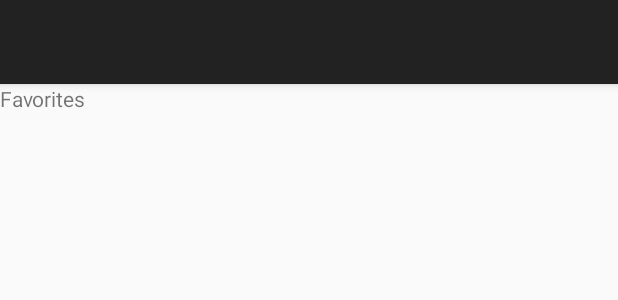
After one commit to alexandre7777/develop-our-potential, an Android app: the layout activity_favorites.xml on its own in the app's theme, with its tools: preview values and no code run, on a phone screen of 412 x 824 dp. The commit adds this screen. Shown: the top 300 px of the screen. Run offline under Robolectric (Android 15) with nearby library versions, the phone set to English and light mode, and no system bars.

Commit message:
providing navigation for the drawer

```diff
--- a/app/src/main/AndroidManifest.xml
+++ b/app/src/main/AndroidManifest.xml
@@ -26,6 +26,10 @@
         </intent-filter>
     </activity>
         <activity android:name=".ui.dashboarddetail.DashboardDetailActivity" />
+        <activity android:name=".ui.instruction.InstructionActivity" />
+        <activity android:name=".ui.yourdairy.YourDairyActivity" />
+        <activity android:name=".ui.licence.LicenceActivity" />
+        <activity android:name=".ui.favorites.FavoritesActivity" />
     </application>
 
 </manifest>
--- a/app/src/main/java/com/alexandre/potentialgrowth/ui/dashboarddetail/DashboardDetailActivity.kt
+++ b/app/src/main/java/com/alexandre/potentialgrowth/ui/dashboarddetail/DashboardDetailActivity.kt
@@ -50,7 +50,7 @@ class DashboardDetailActivity : AppCompatActivity() {
         })
 
 
-        val title = intent.getStringExtra(DashBoardFragment().INTENT_DETAIL_EXTRA_TEXT)
+        val title: String? = intent.getStringExtra(DashBoardFragment().INTENT_DETAIL_EXTRA_TEXT)
 
 
         setupView(id, title)
@@ -59,7 +59,7 @@ class DashboardDetailActivity : AppCompatActivity() {
     /**
      * Setup view colors, texts
      */
-    private fun setupView(type : Int, title : String) {
+    private fun setupView(type : Int, title : String?) {
         val learnItem = LearnItem(0, type, 0, "", "", "")
 
         backgroundCL.setBackgroundColor(learnItem.getColor(this))
--- /dev/null
+++ b/app/src/main/res/layout/activity_favorites.xml
@@ -0,0 +1,46 @@
+<?xml version="1.0" encoding="utf-8"?>
+<android.support.v4.widget.DrawerLayout xmlns:android="http://schemas.android.com/apk/res/android"
+    xmlns:app="http://schemas.android.com/apk/res-auto"
+    android:id="@+id/drawerLayout"
+    android:layout_width="match_parent"
+    android:layout_height="match_parent"
+    android:fitsSystemWindows="true">
+
+    <android.support.constraint.ConstraintLayout
+        android:layout_width="match_parent"
+        android:layout_height="match_parent">
+
+        <android.support.design.widget.AppBarLayout
+            android:id="@+id/appBarLayout"
+            android:layout_width="match_parent"
+            android:layout_height="wrap_content"
+            android:theme="@style/ThemeOverlay.AppCompat.Dark.ActionBar">
+
+            <android.support.v7.widget.Toolbar
+                android:id="@+id/toolbar"
+                android:layout_width="match_parent"
+                android:layout_height="56dp"
+                android:background="@color/colorPrimary"
+                app:layout_scrollFlags="scroll|enterAlways"
+                app:popupTheme="@style/ThemeOverlay.AppCompat.Light" />
+
+        </android.support.design.widget.AppBarLayout>
+
+        <TextView
+            android:layout_width="wrap_content"
+            android:layout_height="wrap_content"
+            android:text="@string/favorites"
+            app:layout_constraintTop_toBottomOf="@+id/appBarLayout" />
+
+    </android.support.constraint.ConstraintLayout>
+
+    <android.support.design.widget.NavigationView
+        android:id="@+id/nav_view"
+        android:layout_width="wrap_content"
+        android:layout_height="match_parent"
+        android:layout_gravity="start"
+        android:fitsSystemWindows="true"
+        app:menu="@menu/drawer_view"
+        app:headerLayout="@layout/nav_header"/>
+
+</android.support.v4.widget.DrawerLayout>
```
Also changed, not shown: app/src/main/java/com/alexandre/potentialgrowth/ui/MainActivity.kt (added, +95 -0 lines), app/src/main/java/com/alexandre/potentialgrowth/ui/favorites/FavoritesActivity.kt (added, +16 -0 lines), app/src/main/java/com/alexandre/potentialgrowth/ui/home/HomeActivity.kt (+7 -47 lines), app/src/main/java/com/alexandre/potentialgrowth/ui/instruction/InstructionActivity.kt (added, +16 -0 lines), app/src/main/java/com/alexandre/potentialgrowth/ui/licence/LicenceActivity.kt (added, +16 -0 lines), app/src/main/java/com/alexandre/potentialgrowth/ui/yourdairy/YourDairyActivity.kt (added, +16 -0 lines), app/src/main/res/layout/activity_instruction.xml (added, +46 -0 lines), app/src/main/res/layout/activity_licence.xml (added, +46 -0 lines), app/src/main/res/layout/activity_your_dairy.xml (added, +46 -0 lines).
